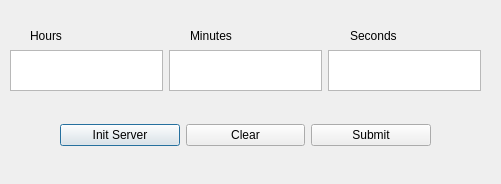
First picture: the form in main.ui, repository rakshith111/Shutdownify, before the edit.
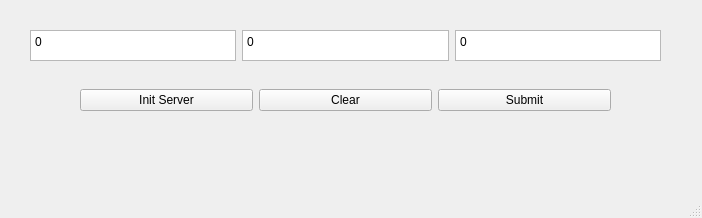
Second picture: the form after the edit.

```diff
--- a/main.ui
+++ b/main.ui
@@ -1,88 +1,62 @@
 <?xml version="1.0" encoding="UTF-8"?>
 <ui version="4.0">
- <class>Dialog</class>
- <widget class="QDialog" name="Dialog">
+ <class>MainWindow</class>
+ <widget class="QMainWindow" name="MainWindow">
   <property name="geometry">
    <rect>
     <x>0</x>
     <y>0</y>
-    <width>501</width>
-    <height>184</height>
+    <width>702</width>
+    <height>218</height>
    </rect>
   </property>
   <property name="windowTitle">
    <string>Dialog</string>
   </property>
+  <widget class="QWidget" name="centralwidget">
   <widget class="QWidget" name="horizontalLayoutWidget">
    <property name="geometry">
     <rect>
-     <x>10</x>
-     <y>50</y>
-     <width>471</width>
-     <height>41</height>
-    </rect>
-   </property>
-   <layout class="QHBoxLayout" name="horizontalLayout">
-    <item>
-     <widget class="QTextEdit" name="hours_label"/>
-    </item>
-    <item>
-     <widget class="QTextEdit" name="minutes_input"/>
-    </item>
-    <item>
-     <widget class="QTextEdit" name="seconds_input"/>
-    </item>
-   </layout>
-  </widget>
-  <widget class="QLabel" name="minutes_label">
-   <property name="geometry">
-    <rect>
-     <x>190</x>
-     <y>20</y>
-     <width>91</width>
-     <height>31</height>
-    </rect>
-   </property>
-   <property name="text">
-    <string>Minutes</string>
-   </property>
-  </widget>
-  <widget class="QLabel" name="seconds_label">
-   <property name="geometry">
-    <rect>
-     <x>350</x>
-     <y>20</y>
-     <width>91</width>
-     <height>31</height>
-    </rect>
-   </property>
-   <property name="text">
-    <string>Seconds</string>
-   </property>
-  </widget>
-  <widget class="QLabel" name="hours_label_2">
-   <property name="geometry">
-    <rect>
      <x>30</x>
-     <y>20</y>
-     <width>81</width>
+      <y>30</y>
+      <width>631</width>
      <height>31</height>
     </rect>
    </property>
-   <property name="text">
-    <string>Hours</string>
-   </property>
+    <layout class="QHBoxLayout" name="input_layout">
+     <item>
+      <widget class="QPlainTextEdit" name="hours_field">
+       <property name="plainText">
+        <string>0</string>
+       </property>
+      </widget>
+     </item>
+     <item>
+      <widget class="QPlainTextEdit" name="minuits_field">
+       <property name="plainText">
+        <string>0</string>
+       </property>
+      </widget>
+     </item>
+     <item>
+      <widget class="QPlainTextEdit" name="seconds_field">
+       <property name="plainText">
+        <string>0</string>
+       </property>
+      </widget>
+     </item>
+    </layout>
   </widget>
   <widget class="QWidget" name="horizontalLayoutWidget_2">
    <property name="geometry">
     <rect>
-     <x>60</x>
-     <y>100</y>
-     <width>371</width>
-     <height>71</height>
-    </rect>
-   </property>
-   <layout class="QHBoxLayout" name="horizontalLayout_2">
+      <x>80</x>
+      <y>60</y>
+      <width>531</width>
+      <height>81</height>
+     </rect>
+    </property>
+    <layout class="QHBoxLayout" name="button_layout">
     <item>
      <widget class="QPushButton" name="clear_btn_2">
       <property name="text">
@@ -106,6 +80,18 @@
     </item>
    </layout>
   </widget>
+  </widget>
+  <widget class="QMenuBar" name="menubar">
+   <property name="geometry">
+    <rect>
+     <x>0</x>
+     <y>0</y>
+     <width>702</width>
+     <height>21</height>
+    </rect>
+   </property>
+  </widget>
+  <widget class="QStatusBar" name="statusbar"/>
  </widget>
  <resources/>
  <connections/>
```
Left out of the diff: 4 changed lines with no effect on the pictures. Lines whose indentation alone changed are shown as unchanged.
